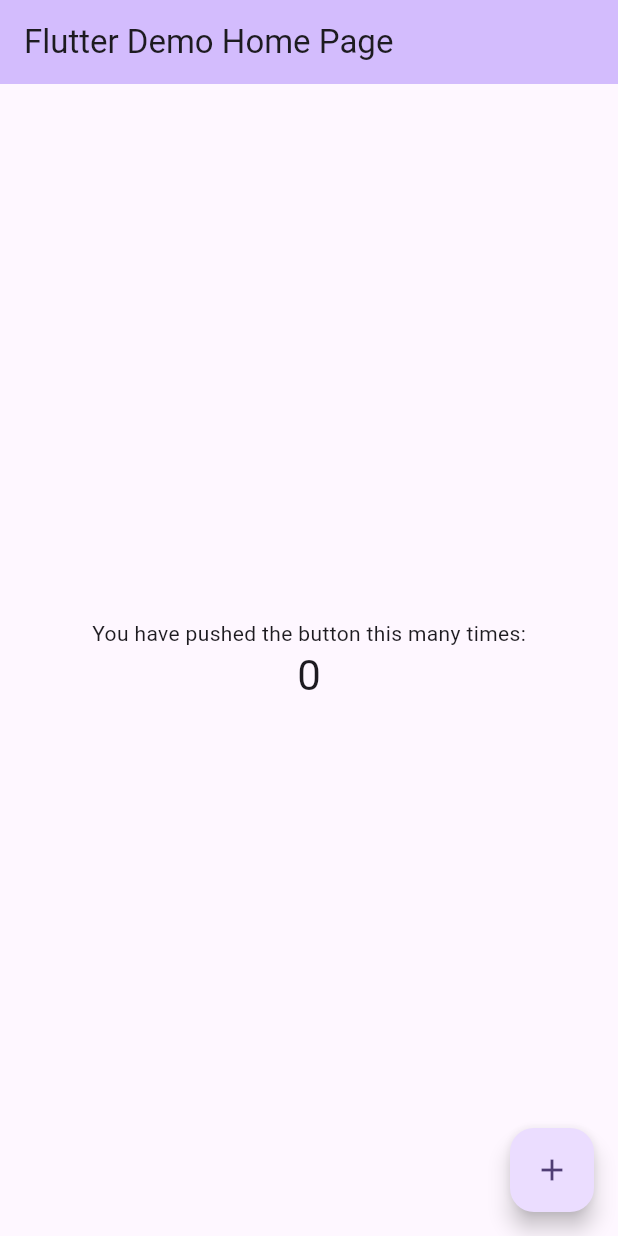
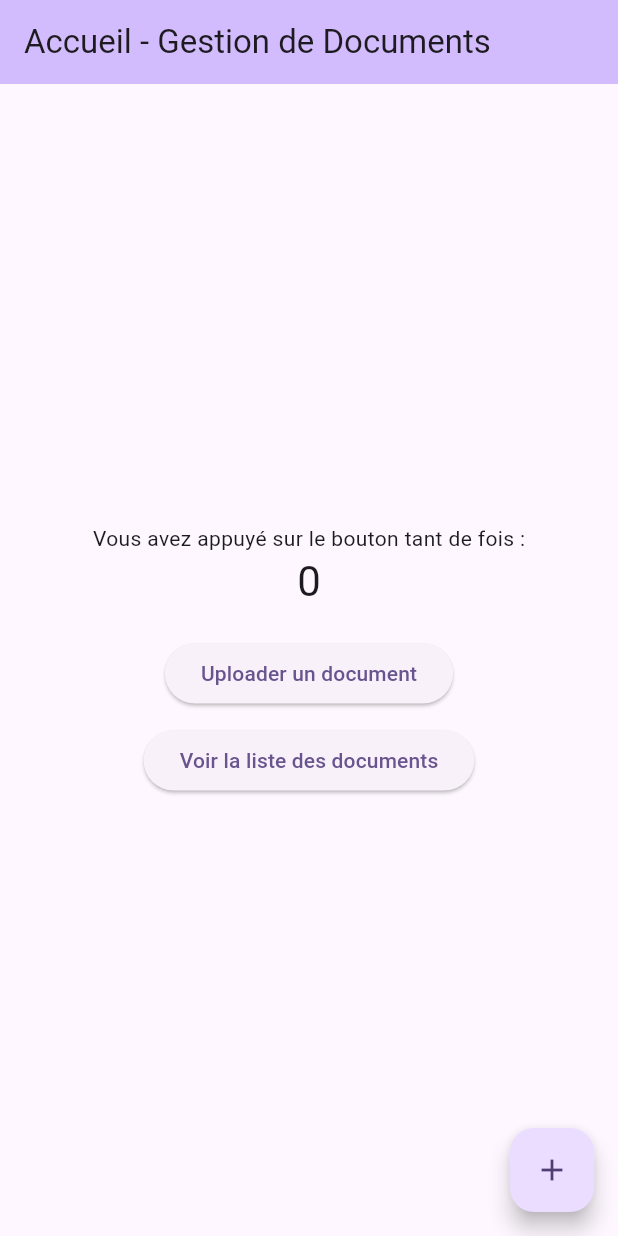
Before and after one commit to Syndraum/safekeeper, a Flutter app: the screen it shows after launch, on a phone screen of 412 x 824 dp. Run offline on Flutter 3.47's test engine with Material 3 defaults, Android fonts, the phone set to English and light mode, and no system bars; our stand-ins replace file_picker, flutter_secure_storage, sqflite; missing offline and left inert: encrypt, flutter_pdfview; accounts and stored records are empty.

Commit message:
starting project :zap::art:

```diff
--- a/lib/main.dart
+++ b/lib/main.dart
@@ -1,4 +1,6 @@
 import 'package:flutter/material.dart';
+import 'screens/upload_screen.dart'; // Importe ton écran d'upload
+import 'screens/document_list_screen.dart';
 
 void main() {
   runApp(const MyApp());
@@ -7,45 +9,27 @@ void main() {
 class MyApp extends StatelessWidget {
   const MyApp({super.key});
 
-  // This widget is the root of your application.
   @override
   Widget build(BuildContext context) {
     return MaterialApp(
-      title: 'Flutter Demo',
+      title: 'App de Gestion de Documents',
       theme: ThemeData(
-        // This is the theme of your application.
-        //
-        // TRY THIS: Try running your application with "flutter run". You'll see
-        // the application has a purple toolbar. Then, without quitting the app,
-        // try changing the seedColor in the colorScheme below to Colors.green
-        // and then invoke "hot reload" (save your changes or press the "hot
-        // reload" button in a Flutter-supported IDE, or press "r" if you used
-        // the command line to start the app).
-        //
-        // Notice that the counter didn't reset back to zero; the application
-        // state is not lost during the reload. To reset the state, use hot
-        // restart instead.
-        //
-        // This works for code too, not just values: Most code changes can be
-        // tested with just a hot reload.
-        colorScheme: .fromSeed(seedColor: Colors.deepPurple),
+        colorScheme: ColorScheme.fromSeed(seedColor: Colors.deepPurple),
       ),
-      home: const MyHomePage(title: 'Flutter Demo Home Page'),
+      // Définit les routes pour naviguer entre écrans
+      routes: {
+        '/': (context) =>
+            const MyHomePage(title: 'Accueil - Gestion de Documents'),
+        '/upload': (context) => UploadScreen(),
+        '/list': (context) => DocumentListScreen(),
+      },
+      // home: const MyHomePage(title: 'Flutter Demo Home Page'),  // Supprime ou commente cette ligne, car on utilise routes
     );
   }
 }
 
 class MyHomePage extends StatefulWidget {
   const MyHomePage({super.key, required this.title});
-
-  // This widget is the home page of your application. It is stateful, meaning
-  // that it has a State object (defined below) that contains fields that affect
-  // how it looks.
-
-  // This class is the configuration for the state. It holds the values (in this
-  // case the title) provided by the parent (in this case the App widget) and
-  // used by the build method of the State. Fields in a Widget subclass are
-  // always marked "final".
 
   final String title;
 
@@ -58,56 +42,36 @@ class _MyHomePageState extends State<MyHomePage> {
 
   void _incrementCounter() {
     setState(() {
-      // This call to setState tells the Flutter framework that something has
-      // changed in this State, which causes it to rerun the build method below
-      // so that the display can reflect the updated values. If we changed
-      // _counter without calling setState(), then the build method would not be
-      // called again, and so nothing would appear to happen.
       _counter++;
     });
   }
 
   @override
   Widget build(BuildContext context) {
-    // This method is rerun every time setState is called, for instance as done
-    // by the _incrementCounter method above.
-    //
-    // The Flutter framework has been optimized to make rerunning build methods
-    // fast, so that you can just rebuild anything that needs updating rather
-    // than having to individually change instances of widgets.
     return Scaffold(
       appBar: AppBar(
-        // TRY THIS: Try changing the color here to a specific color (to
-        // Colors.amber, perhaps?) and trigger a hot reload to see the AppBar
-        // change color while the other colors stay the same.
         backgroundColor: Theme.of(context).colorScheme.inversePrimary,
-        // Here we take the value from the MyHomePage object that was created by
-        // the App.build method, and use it to set our appbar title.
         title: Text(widget.title),
       ),
       body: Center(
-        // Center is a layout widget. It takes a single child and positions it
-        // in the middle of the parent.
         child: Column(
-          // Column is also a layout widget. It takes a list of children and
-          // arranges them vertically. By default, it sizes itself to fit its
-          // children horizontally, and tries to be as tall as its parent.
-          //
-          // Column has various properties to control how it sizes itself and
-          // how it positions its children. Here we use mainAxisAlignment to
-          // center the children vertically; the main axis here is the vertical
-          // axis because Columns are vertical (the cross axis would be
-          // horizontal).
-          //
-          // TRY THIS: Invoke "debug painting" (choose the "Toggle Debug Paint"
-          // action in the IDE, or press "p" in the console), to see the
-          // wireframe for each widget.
-          mainAxisAlignment: .center,
+          mainAxisAlignment: MainAxisAlignment.center,
           children: [
-            const Text('You have pushed the button this many times:'),
+            const Text('Vous avez appuyé sur le bouton tant de fois :'),
             Text(
               '$_counter',
               style: Theme.of(context).textTheme.headlineMedium,
+            ),
+            const SizedBox(height: 20), // Espacement
+            // Boutons pour naviguer vers les nouvelles fonctionnalités
+            ElevatedButton(
+              onPressed: () => Navigator.pushNamed(context, '/upload'),
+              child: const Text('Uploader un document'),
+            ),
+            const SizedBox(height: 10),
+            ElevatedButton(
+              onPressed: () => Navigator.pushNamed(context, '/list'),
+              child: const Text('Voir la liste des documents'),
             ),
           ],
         ),
--- /dev/null
+++ b/lib/services/document_service.dart
@@ -0,0 +1,36 @@
+import 'package:sqflite/sqflite.dart';
+import 'package:path/path.dart';
+
+class DocumentService {
+  static Database? _database;
+
+  Future<Database> get database async {
+    if (_database != null) return _database!;
+    _database = await _initDB();
+    return _database!;
+  }
+
+  Future<Database> _initDB() async {
+    String path = join(await getDatabasesPath(), 'documents.db');
+    return await openDatabase(path, version: 1, onCreate: (db, version) {
+      return db.execute(
+        'CREATE TABLE documents(id INTEGER PRIMARY KEY, name TEXT, path TEXT)',
+      );
+    });
+  }
+
+  Future<void> addDocument(String name, String path) async {
+    final db = await database;
+    await db.insert('documents', {'name': name, 'path': path});
+  }
+
+  Future<List<Map<String, dynamic>>> getDocuments() async {
+    final db = await database;
+    return await db.query('documents');
+  }
+
+  Future<void> deleteDocument(int id) async {
+    final db = await database;
+    await db.delete('documents', where: 'id = ?', whereArgs: [id]);
+  }
+}
```
Also changed, not shown: lib/models/document.dart (added, +23 -0 lines), lib/screens/document_list_screen.dart (added, +117 -0 lines), lib/screens/upload_screen.dart (added, +61 -0 lines), pubspec.yaml (+14 -0 lines), lib/screens/home_screen.dart (added), pubspec.lock, 5 other files.
